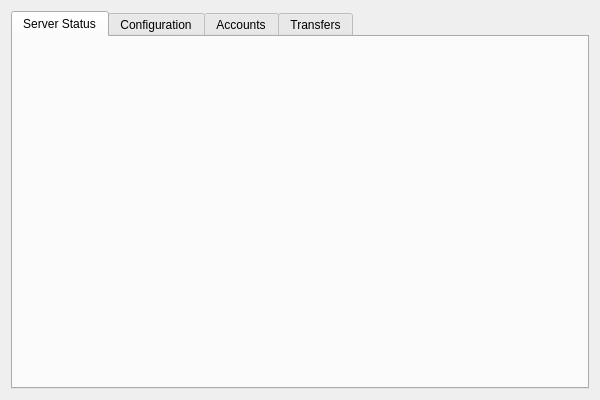
Before: the Qt Designer form qw_server_gui/ServerMonitorWindow.ui in pcjpnet/qwired-suite, drawn with Qt 5.
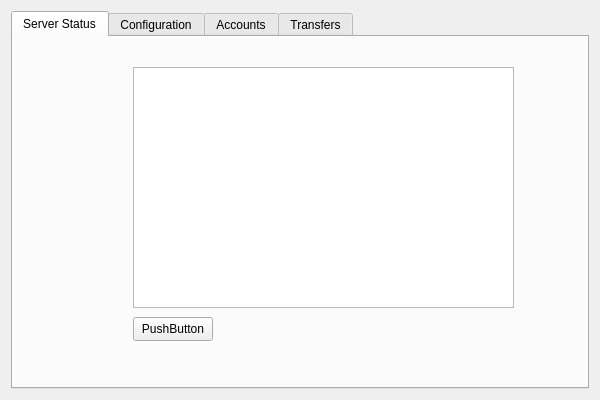
After: the same form once the commit is applied.

Diff of the .ui file:
```diff
--- a/qw_server_gui/ServerMonitorWindow.ui
+++ b/qw_server_gui/ServerMonitorWindow.ui
@@ -23,6 +23,29 @@
       <attribute name="title">
        <string>Server Status</string>
       </attribute>
+      <widget class="QTextBrowser" name="myBrowser">
+       <property name="geometry">
+        <rect>
+         <x>120</x>
+         <y>30</y>
+         <width>381</width>
+         <height>241</height>
+        </rect>
+       </property>
+      </widget>
+      <widget class="QPushButton" name="myButton">
+       <property name="geometry">
+        <rect>
+         <x>120</x>
+         <y>280</y>
+         <width>80</width>
+         <height>24</height>
+        </rect>
+       </property>
+       <property name="text">
+        <string>PushButton</string>
+       </property>
+      </widget>
      </widget>
      <widget class="QWidget" name="tab_2">
       <attribute name="title">
```
